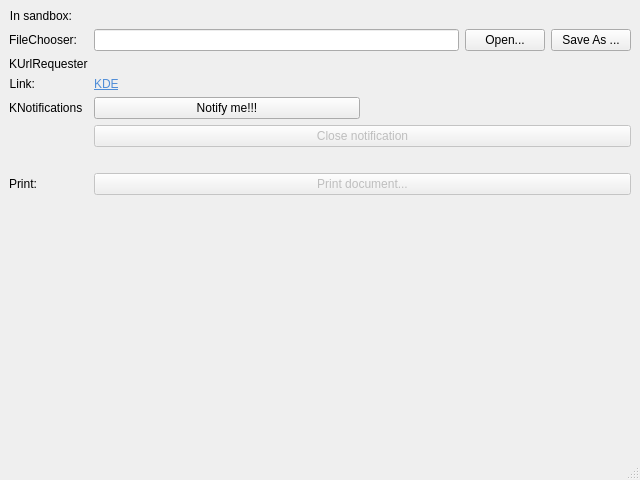
KDE/xdg-portal-test-kde, file src/portaltest.ui: the form before one commit.
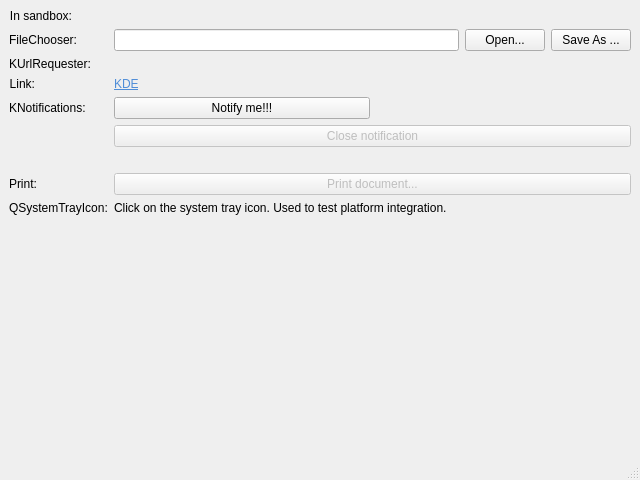
The form after the commit. Custom widgets are drawn as their Qt base class.

Commit message: Add test for system tray icon

What changed in the file:
```diff
--- a/src/portaltest.ui
+++ b/src/portaltest.ui
@@ -73,7 +73,7 @@
     <item row="2" column="0">
      <widget class="QLabel" name="label_5">
       <property name="text">
-       <string>KUrlRequester</string>
+       <string>KUrlRequester:</string>
       </property>
      </widget>
     </item>
@@ -109,7 +109,7 @@
     <item row="4" column="0">
      <widget class="QLabel" name="label_6">
       <property name="text">
-       <string>KNotifications</string>
+       <string>KNotifications:</string>
       </property>
      </widget>
     </item>
@@ -141,7 +141,7 @@
       </property>
      </widget>
     </item>
-    <item row="8" column="0" colspan="2">
+    <item row="9" column="0" colspan="2">
      <spacer name="verticalSpacer">
       <property name="orientation">
        <enum>Qt::Vertical</enum>
@@ -178,6 +178,20 @@
       </property>
      </widget>
     </item>
+    <item row="8" column="0">
+     <widget class="QLabel" name="label_8">
+      <property name="text">
+       <string>QSystemTrayIcon:</string>
+      </property>
+     </widget>
+    </item>
+    <item row="8" column="1">
+     <widget class="QLabel" name="systrayLabel">
+      <property name="text">
+       <string>Click on the system tray icon. Used to test platform integration.</string>
+      </property>
+     </widget>
+    </item>
    </layout>
    <zorder>label</zorder>
    <zorder>sandboxLabel</zorder>
```
Left out of the diff: 2 changed lines with no effect on the pictures. The commit also changes 1 other file.
